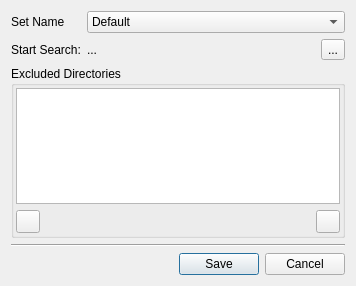
lumina-desktop/lumina, file lumina-search/ConfigUI.ui: the form before one commit.
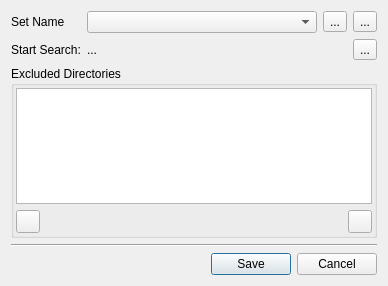
The form after the commit.

Commit message: This is an adapted version of ConfigUI where the users have the possibilities to assign a name to their search parameters. This name is called a SetName. Those data are stored in a json file called search.settings

```diff
--- a/lumina-search/ConfigUI.ui
+++ b/lumina-search/ConfigUI.ui
@@ -6,7 +6,7 @@
    <rect>
     <x>0</x>
     <y>0</y>
-    <width>356</width>
+    <width>388</width>
     <height>286</height>
    </rect>
   </property>
@@ -14,14 +14,39 @@
    <string>Search Configuration</string>
   </property>
   <layout class="QFormLayout" name="formLayout">
-   <item row="1" column="0">
+   <property name="fieldGrowthPolicy">
+    <enum>QFormLayout::AllNonFixedFieldsGrow</enum>
+   </property>
+   <item row="2" column="1">
+    <layout class="QHBoxLayout" name="horizontalLayout_4">
+     <item>
+      <widget class="QComboBox" name="cbSetNames">
+      </widget>
+     </item>
+     <item>
+      <widget class="QToolButton" name="tool_removeSetName">
+       <property name="text">
+        <string>...</string>
+       </property>
+      </widget>
+     </item>
+     <item>
+      <widget class="QToolButton" name="tool_addSetName">
+       <property name="text">
+        <string>...</string>
+       </property>
+      </widget>
+     </item>
+    </layout>
+   </item>
+   <item row="7" column="0">
     <widget class="QLabel" name="label">
      <property name="text">
       <string>Start Search:</string>
      </property>
     </widget>
    </item>
-   <item row="1" column="1">
+   <item row="7" column="1">
     <layout class="QHBoxLayout" name="horizontalLayout">
      <item>
       <widget class="QLabel" name="label_start">
@@ -42,7 +67,7 @@
      </item>
     </layout>
    </item>
-   <item row="2" column="0" colspan="2">
+   <item row="8" column="0" colspan="2">
     <widget class="QGroupBox" name="groupBox">
      <property name="title">
       <string>Excluded Directories</string>
@@ -95,36 +120,27 @@
      </layout>
     </widget>
    </item>
-   <item row="3" column="0" colspan="2">
+   <item row="9" column="0" colspan="2">
     <widget class="Line" name="line">
      <property name="orientation">
       <enum>Qt::Horizontal</enum>
      </property>
     </widget>
    </item>
-   <item row="4" column="0" colspan="2">
+   <item row="10" column="0" colspan="2">
     <widget class="QDialogButtonBox" name="buttonBox">
      <property name="standardButtons">
       <set>QDialogButtonBox::Cancel|QDialogButtonBox::Save</set>
      </property>
     </widget>
    </item>
-   <item row="0" column="0">
+   <item row="2" column="0">
     <widget class="QLabel" name="lblSetName">
      <property name="text">
       <string>Set Name</string>
      </property>
     </widget>
    </item>
-   <item row="0" column="1">
-    <widget class="QComboBox" name="cbSetNames">
-     <item>
-      <property name="text">
-       <string>Default</string>
-      </property>
-     </item>
-    </widget>
-   </item>
   </layout>
  </widget>
  <resources/>
```
The commit also changes 3 other files.
